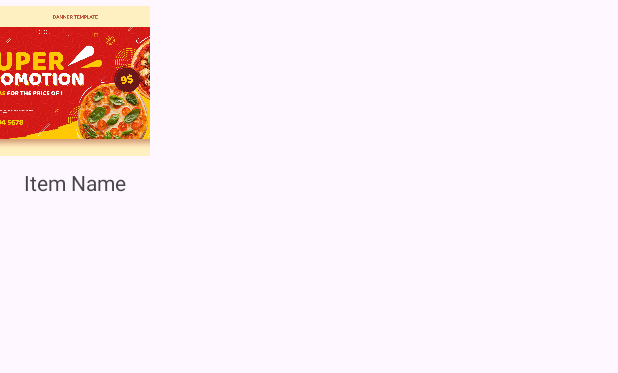
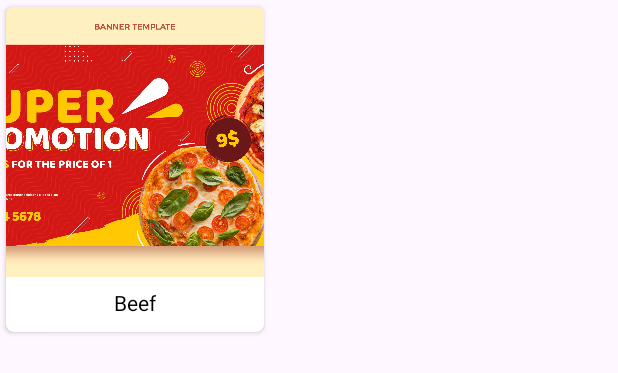
Before and after one commit to shahbaz-ahamad/Food_Hub, an Android app: the layout category_product.xml on its own in the app's theme, with its tools: preview values and no code run, on a phone screen of 412 x 824 dp. Shown: the top 373 px of the screen. Run offline under Robolectric (Android 15) with nearby library versions, the phone set to English and light mode, and no system bars.

Commit message:
second Comit

```diff
--- a/app/src/main/java/com/example/foodhub/retrofit/ApiService.kt
+++ b/app/src/main/java/com/example/foodhub/retrofit/ApiService.kt
@@ -1,9 +1,11 @@
 package com.example.foodhub.retrofit
 
 import com.example.foodhub.datamodel.retrofitdatamodel.CategoryList
+import com.example.foodhub.datamodel.retrofitdatamodel.EachCategoryItemList
 import com.example.foodhub.datamodel.retrofitdatamodel.PopularList
 import retrofit2.Call
 import retrofit2.http.GET
+import retrofit2.http.Query
 
 interface ApiService {
 
@@ -12,4 +14,7 @@ interface ApiService {
 
     @GET("categories.php")
     fun getcategory(): Call<CategoryList>
+
+    @GET("filter.php?c=Seafood")
+    fun getCategoryItem(@Query("c") categoryName: String): Call<EachCategoryItemList>
 }
--- a/app/src/main/java/com/example/foodhub/viewmodel/MealViewmodel.kt
+++ b/app/src/main/java/com/example/foodhub/viewmodel/MealViewmodel.kt
@@ -63,6 +63,7 @@ class MealViewmodel @Inject constructor(
 
     fun fetchCategory(){
         viewModelScope.launch {
+            _categoryState.emit(Resources.Loading())
             try {
 
                 apiService.getcategory().enqueue(object : Callback<CategoryList>{
--- a/app/src/main/res/layout/category_product.xml
+++ b/app/src/main/res/layout/category_product.xml
@@ -1,30 +1,39 @@
 <?xml version="1.0" encoding="utf-8"?>
-<androidx.constraintlayout.widget.ConstraintLayout xmlns:android="http://schemas.android.com/apk/res/android"
+<androidx.cardview.widget.CardView xmlns:android="http://schemas.android.com/apk/res/android"
+    android:layout_width="180dp"
+    android:layout_height="wrap_content"
     xmlns:app="http://schemas.android.com/apk/res-auto"
-    xmlns:tools="http://schemas.android.com/tools"
-    android:id="@+id/itemName"
-    android:layout_width="wrap_content"
-    android:layout_height="wrap_content"
-    tools:context=".fragment.CategoryItemFragment">
+    app:elevation="10dp"
+    app:cardCornerRadius="5dp"
+    app:cardUseCompatPadding="true">
+    <androidx.constraintlayout.widget.ConstraintLayout
+        android:layout_width="match_parent"
+        android:layout_height="match_parent">
 
-    <TextView
-        android:id="@+id/tvProductname"
-        android:layout_width="wrap_content"
-        android:layout_height="wrap_content"
-        android:layout_marginTop="8dp"
-        android:text="Item Name"
-        app:layout_constraintEnd_toEndOf="@+id/itemImage"
-        app:layout_constraintStart_toStartOf="@+id/itemImage"
-        app:layout_constraintTop_toBottomOf="@+id/itemImage" />
+        <ImageView
+            android:id="@+id/img_meal"
+            android:layout_width="match_parent"
+            android:layout_height="180dp"
+            android:scaleType="centerCrop"
+            app:layout_constraintEnd_toEndOf="parent"
+            app:layout_constraintHorizontal_bias="0.301"
+            app:layout_constraintLeft_toLeftOf="parent"
+            app:layout_constraintStart_toStartOf="parent"
+            app:layout_constraintTop_toTopOf="parent"
+            android:src="@drawable/banner1"/>
 
-    <ImageView
-        android:id="@+id/itemImage"
-        android:layout_width="100dp"
-        android:layout_height="100dp"
-        android:layout_marginTop="4dp"
-        android:src="@drawable/banner1"
-        android:scaleType="centerCrop"
-        app:layout_constraintStart_toStartOf="parent"
-        app:layout_constraintTop_toTopOf="parent" />
-
-</androidx.constraintlayout.widget.ConstraintLayout>
+        <TextView
+            android:id="@+id/tv_meal_name"
+            android:layout_width="wrap_content"
+            android:layout_height="wrap_content"
+            app:layout_constraintTop_toBottomOf="@+id/img_meal"
+            app:layout_constraintStart_toStartOf="@+id/img_meal"
+            app:layout_constraintEnd_toEndOf="@id/img_meal"
+            app:layout_constraintBottom_toBottomOf="parent"
+            android:layout_marginTop="7dp"
+            android:textColor="@color/black"
+            android:text="Beef"
+            android:layout_marginBottom="10dp"
+            />
+    </androidx.constraintlayout.widget.ConstraintLayout>
+</androidx.cardview.widget.CardView>
--- a/app/src/main/res/layout/fragment_home.xml
+++ b/app/src/main/res/layout/fragment_home.xml
@@ -17,6 +17,7 @@
         app:layout_constraintEnd_toEndOf="parent"
         android:layout_marginBottom="5dp"
         android:visibility="gone"
+        android:indeterminate="true"
         app:indicatorColor="@color/textColorGreen"/>
     <androidx.cardview.widget.CardView
         android:id="@+id/cardView"
@@ -74,7 +75,6 @@
         app:layout_constraintEnd_toEndOf="parent"
         app:layout_constraintBottom_toBottomOf="parent"
         android:layout_marginTop="20dp"
-        tools:listitem="@layout/popular_item"
         />
 
 </androidx.constraintlayout.widget.ConstraintLayout>
```
Also changed, not shown: app/src/main/java/com/example/foodhub/adapter/CategoryAdapter.kt (+8 -0 lines), app/src/main/java/com/example/foodhub/adapter/CategoryItemAdapter.kt (+57 -1 lines), app/src/main/java/com/example/foodhub/fragment/CategoryItemFragment.kt (+76 -1 lines), app/src/main/java/com/example/foodhub/fragment/HomeFragment.kt (+8 -0 lines), app/src/main/res/navigation/navigation.xml (+10 -0 lines).
